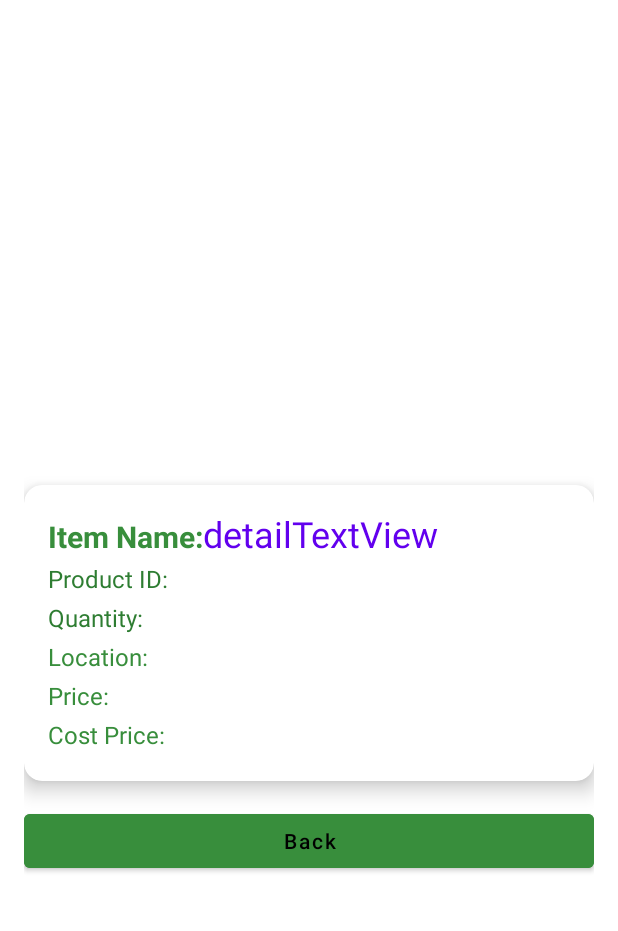
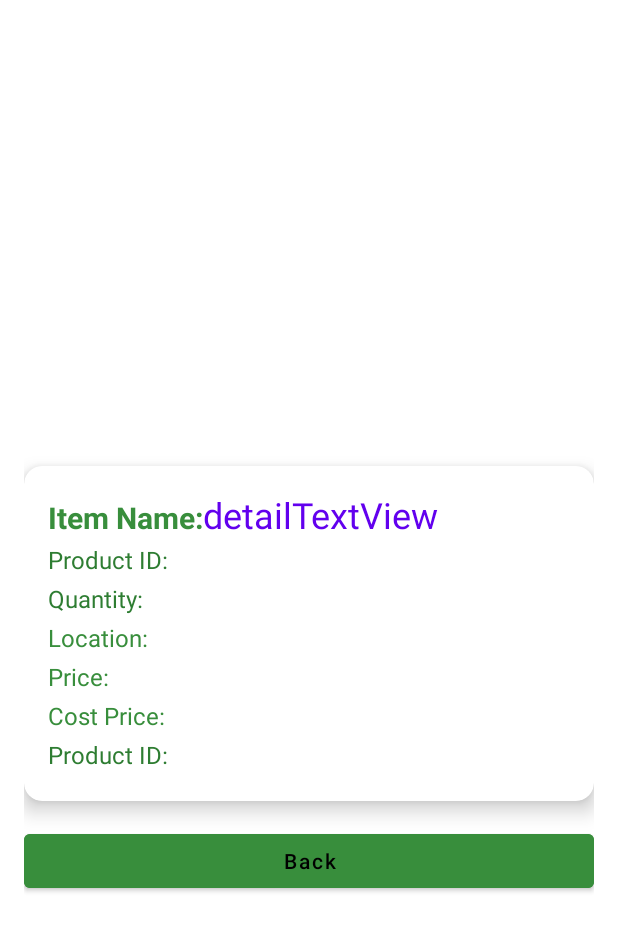
Before and after one commit to Gaurav-banwal/inventory_system, an Android app: the layout activity_details.xml on its own in the app's theme, with its tools: preview values and no code run, on a phone screen of 412 x 824 dp. Shown: the top 931 px of the screen. Run offline under Robolectric (Android 15) with nearby library versions, the phone set to English and light mode, and no system bars.

Commit message:
final touch

```diff
--- a/app/src/main/java/com/oops/inventory_system/ItemAdaptor.kt
+++ b/app/src/main/java/com/oops/inventory_system/ItemAdaptor.kt
@@ -10,7 +10,7 @@ import android.widget.Button
 import android.widget.TextView
 import android.widget.Toast
 import com.google.firebase.firestore.FirebaseFirestore
-
+//not in use
 class ItemAdapter(private val items: MutableList<Item>, private val context: Context) : BaseAdapter() {
     private val db = FirebaseFirestore.getInstance()
 
--- a/app/src/main/java/com/oops/inventory_system/ProfitData.kt
+++ b/app/src/main/java/com/oops/inventory_system/ProfitData.kt
@@ -1,7 +1,7 @@
 package com.oops.inventory_system
 
 import java.util.Calendar
-
+//storing profit
 data class ProfitData(
     val currentMonthProfit: Double = 0.0,
     val lastMonthProfit: Double = 0.0
@@ -19,6 +19,7 @@ data class ProfitData(
         }
 
         fun getLastMonthProfit(): Double {
+            //getting month here
             val calendar = Calendar.getInstance()
             calendar.add(Calendar.MONTH, -1)
             val lastMonthKey = "${calendar.get(Calendar.YEAR)}-${calendar.get(Calendar.MONTH) + 1}"
--- a/app/src/main/java/com/oops/inventory_system/Register.kt
+++ b/app/src/main/java/com/oops/inventory_system/Register.kt
@@ -12,7 +12,7 @@ class Register : AppCompatActivity() {
     override fun onCreate(savedInstanceState: Bundle?) {
         super.onCreate(savedInstanceState)
         setContentView(R.layout.activity_register)
-
+ //firebase auth
         auth = FirebaseAuth.getInstance()
 
         val emailField = findViewById<EditText>(R.id.etRegisterEmail)
@@ -27,10 +27,10 @@ class Register : AppCompatActivity() {
 
             if (password != confirmPassword) {
                 Toast.makeText(this, "Passwords do not match!", Toast.LENGTH_SHORT).show()
-                return@setOnClickListener
+                return@setOnClickListener//looping
             }
 
-            //CREATE USER WITH NEW EMAIL AND PASSWORD
+            //Create user , and as add on is there it also do it in fire base
             auth.createUserWithEmailAndPassword(email, password).addOnCompleteListener { task ->
                 if (task.isSuccessful) {
                     Toast.makeText(this, "Registration Successful!", Toast.LENGTH_SHORT).show()
--- a/app/src/main/java/com/oops/inventory_system/SettingsActivity.kt
+++ b/app/src/main/java/com/oops/inventory_system/SettingsActivity.kt
@@ -26,6 +26,7 @@ class SettingsActivity : AppCompatActivity() {
 
         Team Members:
         Contact: team.oops@example.com
+        https://github.com/Gaurav-banwal/inventory_system.git
     """.trimIndent()
 
             val builder = androidx.appcompat.app.AlertDialog.Builder(this)
--- a/app/src/main/java/com/oops/inventory_system/details.kt
+++ b/app/src/main/java/com/oops/inventory_system/details.kt
@@ -35,7 +35,7 @@ class Details : AppCompatActivity() {
         val itemPrice = intent.getStringExtra("item_price") ?: "0"
         val itemBuyPrice = intent.getStringExtra("item_buyprice") ?: "0"
 
-        // Set the data to the TextViews
+        // set the data to the TextViews
         findViewById<TextView>(R.id.itemname).text = itemName
         findViewById<TextView>(R.id.productId).text = "Product ID: $itemId"
         findViewById<TextView>(R.id.itemQuantity).text = "Quantity: $itemQuantity"
@@ -46,7 +46,7 @@ class Details : AppCompatActivity() {
         // Display category in the title or elsewhere if needed
         supportActionBar?.title = "$itemName Details"
 
-        // Back button handling
+        // back button
         val backButton = findViewById<Button>(R.id.button_back)
         backButton.setOnClickListener {
             finish() // Properly closes the activity
--- a/app/src/main/java/com/oops/inventory_system/ui/slideshow/SlideshowFragment.kt
+++ b/app/src/main/java/com/oops/inventory_system/ui/slideshow/SlideshowFragment.kt
@@ -33,10 +33,11 @@ class SlideshowFragment : Fragment() {
         return root
     }
 
+
     private fun updateProfitDisplay(profitData: ProfitData) {
         // Create Indian Rupee number format
         val numberFormat = NumberFormat.getCurrencyInstance(Locale("en", "IN"))
-
+        //displaying output
         binding.currentMonthProfit.text = "Current Month Profit: ${numberFormat.format(profitData.currentMonthProfit)}"
         binding.lastMonthProfit.text = "Last Month Profit: ${numberFormat.format(profitData.lastMonthProfit)}"
     }
--- a/app/src/main/res/layout/activity_details.xml
+++ b/app/src/main/res/layout/activity_details.xml
@@ -107,6 +107,14 @@
                 android:text="Cost Price: "
                 android:textColor="#388E3C"
                 android:textSize="16sp" />
+            <TextView
+                android:id="@+id/costID"
+                android:layout_width="wrap_content"
+                android:layout_height="wrap_content"
+                android:layout_marginBottom="4dp"
+                android:text="Product ID: "
+                android:textColor="#2E7D32"
+                android:textSize="16sp" />
         </LinearLayout>
     </androidx.cardview.widget.CardView>
 
```
Also changed, not shown: app/src/main/java/com/oops/inventory_system/AddItem.kt (+5 -3 lines), app/src/main/java/com/oops/inventory_system/EditItem.kt (+10 -6 lines), app/src/main/java/com/oops/inventory_system/MainActivity.kt (+7 -6 lines), app/src/main/java/com/oops/inventory_system/RemoveItem.kt (+7 -6 lines), app/src/main/java/com/oops/inventory_system/selection.kt (+5 -5 lines), app/src/main/java/com/oops/inventory_system/ui/gallery/GalleryFragment.kt (+39 -16 lines), app/src/main/java/com/oops/inventory_system/ui/home/HomeFragment.kt (+12 -11 lines).
